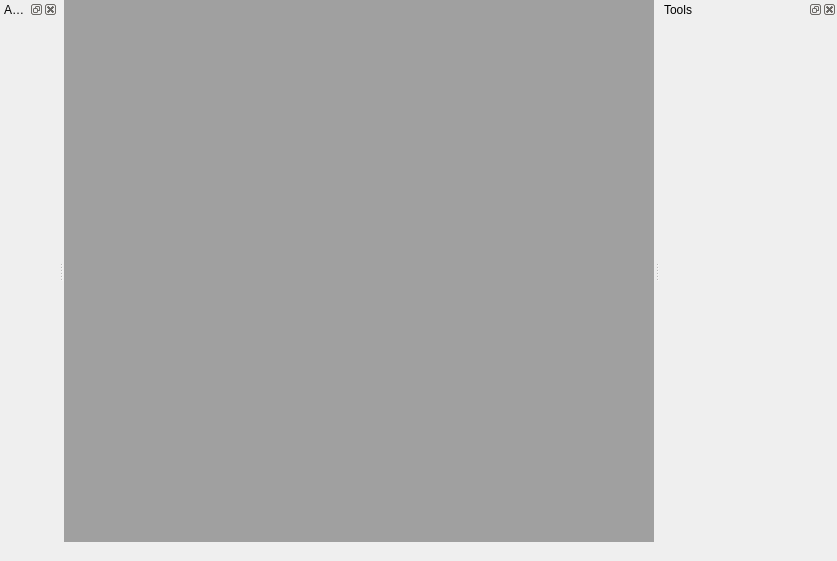
Before: the Qt Designer form src/mainwindow.ui in eigenbom/MQ-Sprite, drawn with Qt 5.
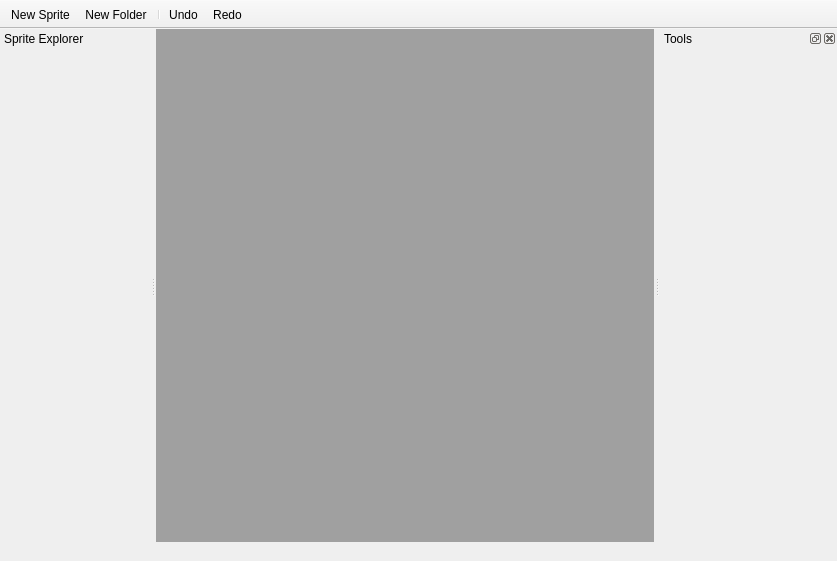
After: the same form once the commit is applied. Icons and pictures are not drawn. Custom widgets are drawn as their Qt base class.

Patch:
```diff
--- a/src/mainwindow.ui
+++ b/src/mainwindow.ui
@@ -102,11 +102,26 @@
    </property>
   </widget>
   <widget class="QDockWidget" name="dockWidgetAssets">
+   <property name="sizePolicy">
+    <sizepolicy hsizetype="Minimum" vsizetype="Minimum">
+     <horstretch>0</horstretch>
+     <verstretch>0</verstretch>
+    </sizepolicy>
+   </property>
+   <property name="minimumSize">
+    <size>
+     <width>150</width>
+     <height>44</height>
+    </size>
+   </property>
    <property name="features">
-    <set>QDockWidget::AllDockWidgetFeatures</set>
+    <set>QDockWidget::NoDockWidgetFeatures</set>
+   </property>
+   <property name="allowedAreas">
+    <set>Qt::LeftDockWidgetArea|Qt::RightDockWidgetArea</set>
    </property>
    <property name="windowTitle">
-    <string>Assets</string>
+    <string>Sprite Explorer</string>
    </property>
    <attribute name="dockWidgetArea">
     <number>1</number>
@@ -142,6 +157,70 @@
    </attribute>
    <widget class="QWidget" name="dockWidgetContents"/>
   </widget>
+  <widget class="QToolBar" name="toolBar">
+   <property name="windowTitle">
+    <string>toolBar</string>
+   </property>
+   <property name="movable">
+    <bool>false</bool>
+   </property>
+   <property name="floatable">
+    <bool>false</bool>
+   </property>
+   <attribute name="toolBarArea">
+    <enum>TopToolBarArea</enum>
+   </attribute>
+   <attribute name="toolBarBreak">
+    <bool>false</bool>
+   </attribute>
+   <addaction name="actionNewSprite"/>
+   <addaction name="actionNewFolder"/>
+   <addaction name="separator"/>
+   <addaction name="actionUndo"/>
+   <addaction name="actionRedo"/>
+  </widget>
+  <action name="actionNewSprite">
+   <property name="icon">
+    <iconset resource="../icons.qrc">
+     <normaloff>:/icon/icons/gentleface/doc_plus_icon&amp;16.png</normaloff>:/icon/icons/gentleface/doc_plus_icon&amp;16.png</iconset>
+   </property>
+   <property name="text">
+    <string>New Sprite</string>
+   </property>
+  </action>
+  <action name="actionNewFolder">
+   <property name="icon">
+    <iconset resource="../icons.qrc">
+     <normaloff>:/icon/icons/gentleface/folder_plus_icon&amp;16.png</normaloff>:/icon/icons/gentleface/folder_plus_icon&amp;16.png</iconset>
+   </property>
+   <property name="text">
+    <string>New Folder</string>
+   </property>
+  </action>
+  <action name="actionUndo">
+   <property name="icon">
+    <iconset resource="../icons.qrc">
+     <normaloff>:/icon/icons/gentleface/undo_icon&amp;16.png</normaloff>:/icon/icons/gentleface/undo_icon&amp;16.png</iconset>
+   </property>
+   <property name="text">
+    <string>Undo</string>
+   </property>
+   <property name="shortcut">
+    <string>Ctrl+Z</string>
+   </property>
+  </action>
+  <action name="actionRedo">
+   <property name="icon">
+    <iconset resource="../icons.qrc">
+     <normaloff>:/icon/icons/gentleface/redo_icon&amp;16.png</normaloff>:/icon/icons/gentleface/redo_icon&amp;16.png</iconset>
+   </property>
+   <property name="text">
+    <string>Redo</string>
+   </property>
+   <property name="shortcut">
+    <string>Ctrl+Y</string>
+   </property>
+  </action>
   <zorder>dockWidgetAssets</zorder>
   <zorder>dockWidgetTools</zorder>
  </widget>
```
Left out of the diff: 4 changed lines with no effect on the pictures.
